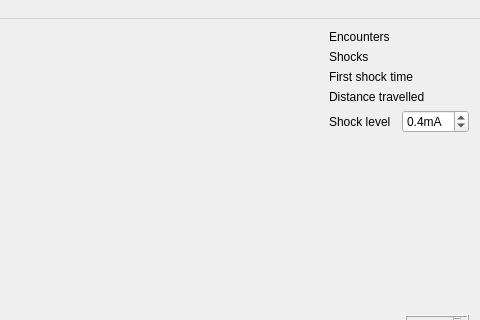
The window that kachnatracker.ui (fgu-cas/kachna-tracker) describes before a commit, drawn with Qt 5; both pictures show x 159 to 639 and y 0 to 320 of the 639 by 406 pixel window.
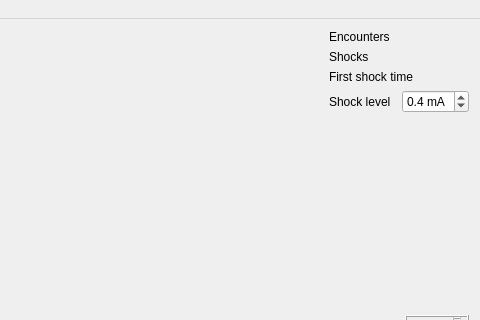
The same window after the commit.

```diff
--- a/kachnatracker.ui
+++ b/kachnatracker.ui
@@ -82,20 +82,6 @@
           </property>
          </widget>
         </item>
-        <item row="3" column="0">
-         <widget class="QLabel" name="label_4">
-          <property name="text">
-           <string>Distance travelled</string>
-          </property>
-         </widget>
-        </item>
-        <item row="3" column="1">
-         <widget class="QLabel" name="distanceLabel">
-          <property name="text">
-           <string/>
-          </property>
-         </widget>
-        </item>
        </layout>
       </item>
       <item>
@@ -110,7 +96,7 @@
         <item>
          <widget class="QDoubleSpinBox" name="shockBox">
           <property name="suffix">
-           <string>mA</string>
+           <string notr="true"> mA</string>
           </property>
           <property name="decimals">
            <number>1</number>
```
